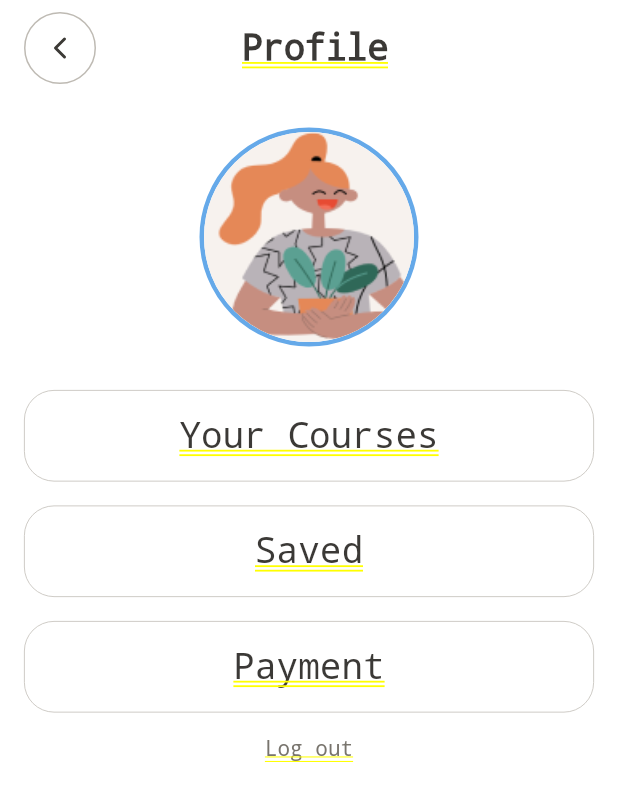
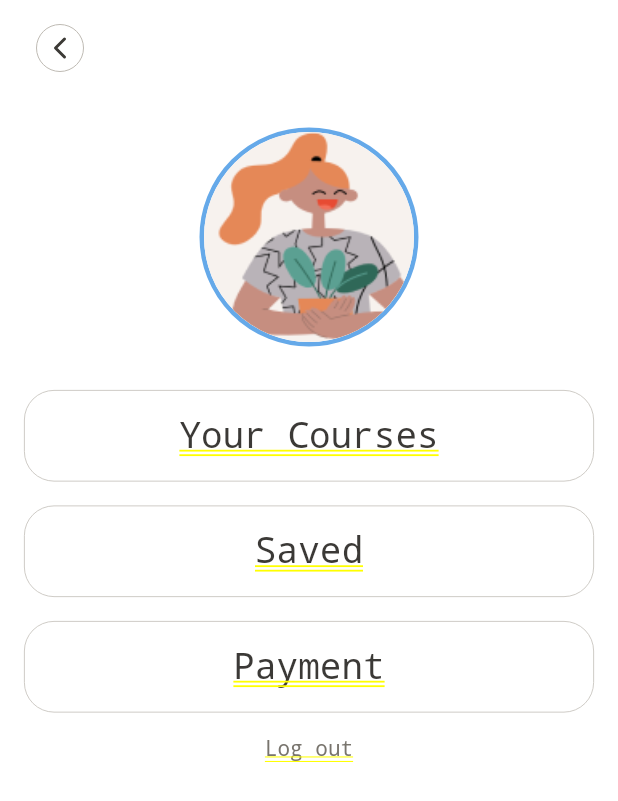
Before and after one commit to josephmangmang/OJT-Course-EdTech-Mobile-App, a Flutter app: the ProfileView screen opened by its route, on a phone screen of 412 x 824 dp. Shown: the top 801 px of the screen. Run offline on Flutter 3.47's test engine with Material 2 defaults, Android fonts, the phone set to English and light mode, and no system bars; our stand-ins replace cloud_firestore, dartz, firebase_auth, firebase_core, flutter_svg, freezed_annotation and 6 more; missing offline and left inert: bottom_nav_bar; accounts and stored records are empty.

Commit message:
adding reusable appbar

```diff
--- a/lib/ui/common/app_strings.dart
+++ b/lib/ui/common/app_strings.dart
@@ -1,3 +1,4 @@
 const String ksHomeBottomSheetTitle = 'Build Great Apps!';
 const String ksHomeBottomSheetDescription =
     'Stacked is built to help you build better apps. Give us a chance and we\'ll prove it to you. Check out stacked.filledstacks.com to learn more';
+String appBarTitle = "";
--- a/lib/ui/views/appbar/appbar_view.dart
+++ b/lib/ui/views/appbar/appbar_view.dart
@@ -1,4 +1,6 @@
+import 'package:edtechapp/ui/common/app_strings.dart';
 import 'package:flutter/material.dart';
+import 'package:flutter_svg/flutter_svg.dart';
 import 'package:stacked/stacked.dart';
 
 import 'appbar_viewmodel.dart';
@@ -12,10 +14,32 @@ class AppbarView extends StackedView<AppbarViewModel> {
     AppbarViewModel viewModel,
     Widget? child,
   ) {
-    return Scaffold(
-      backgroundColor: Theme.of(context).colorScheme.background,
-      body: Container(
-        padding: const EdgeInsets.only(left: 25.0, right: 25.0),
+    return Container(
+      width: double.infinity,
+      child: Row(
+        children: [
+          IconButton(
+            onPressed: viewModel.back,
+            icon: Stack(
+              alignment: Alignment.center,
+              children: [
+                SvgPicture.asset('assets/svg/Background.svg'),
+                SvgPicture.asset('assets/svg/Go-back.svg'),
+              ],
+            ),
+          ),
+          Expanded(
+            child: Text(
+              appBarTitle,
+              style: const TextStyle(
+                color: Color(0xFF3B3936),
+                fontSize: 24,
+                fontWeight: FontWeight.w700,
+                letterSpacing: -0.50,
+              ),
+            ),
+          ),
+        ],
       ),
     );
   }
--- a/lib/ui/views/appbar/appbar_viewmodel.dart
+++ b/lib/ui/views/appbar/appbar_viewmodel.dart
@@ -1,3 +1,13 @@
 import 'package:stacked/stacked.dart';
+import 'package:stacked_services/stacked_services.dart';
 
-class AppbarViewModel extends BaseViewModel {}
+import '../../../app/app.locator.dart';
+
+class AppbarViewModel extends BaseViewModel {
+  final _navigationService = locator<NavigationService>();
+
+  final String title = "";
+  void back() {
+    _navigationService.back();
+  }
+}
--- a/lib/ui/views/profile/profile_view.dart
+++ b/lib/ui/views/profile/profile_view.dart
@@ -1,3 +1,4 @@
+import 'package:edtechapp/ui/views/appbar/appbar_view.dart';
 import 'package:flutter/material.dart';
 import 'package:stacked/stacked.dart';
 import 'package:edtechapp/ui/views/navigation_bar/navigation_bar_view.dart';
@@ -19,31 +20,7 @@ class ProfileView extends StackedView<ProfileViewModel> {
           margin: const EdgeInsets.symmetric(horizontal: 16, vertical: 8),
           child: Column(
             children: [
-              Container(
-                margin: const EdgeInsets.only(right: 56 - 16),
-                child: Row(
-                  children: [
-                    Stack(
-                      alignment: Alignment.center,
-                      children: [
-                        SvgPicture.asset('assets/svg/Background.svg'),
-                        SvgPicture.asset('assets/svg/Go-back.svg'),
-                      ],
-                    ),
-                    const Expanded(
-                      child: Text(
-                        'Profile',
-                        style: TextStyle(
-                            color: Color(0xFF3B3936),
-                            fontSize: 24,
-                            fontWeight: FontWeight.w700,
-                            letterSpacing: -0.50),
-                        textAlign: TextAlign.center,
-                      ),
-                    ),
-                  ],
-                ),
-              ),
+              const AppbarView(),
               const SizedBox(
                 height: 32,
               ),
```
Also changed, not shown: lib/ui/views/sign_up/sign_up_view.dart (+2 -17 lines).
